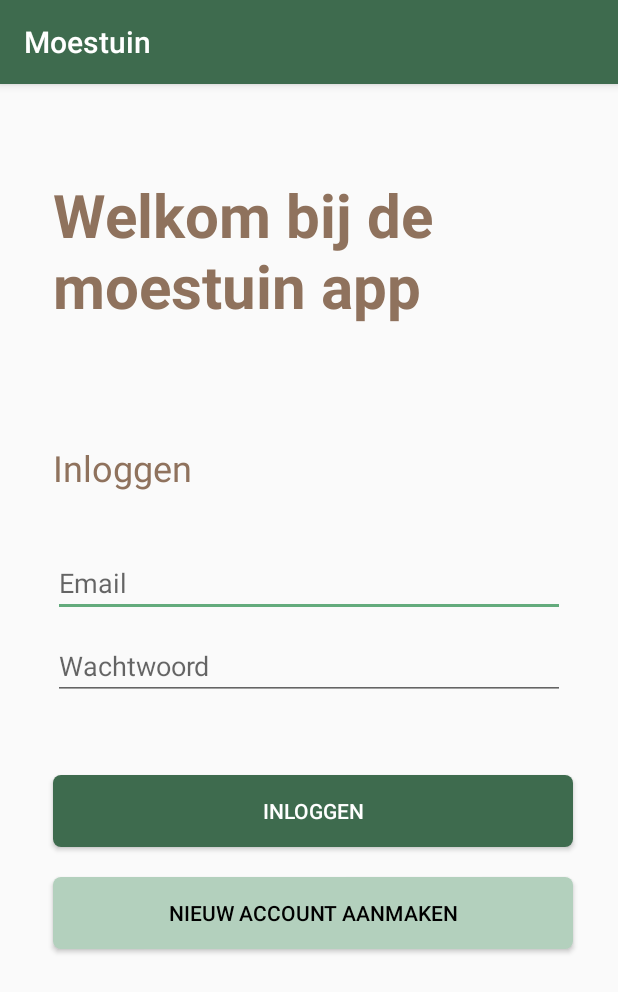
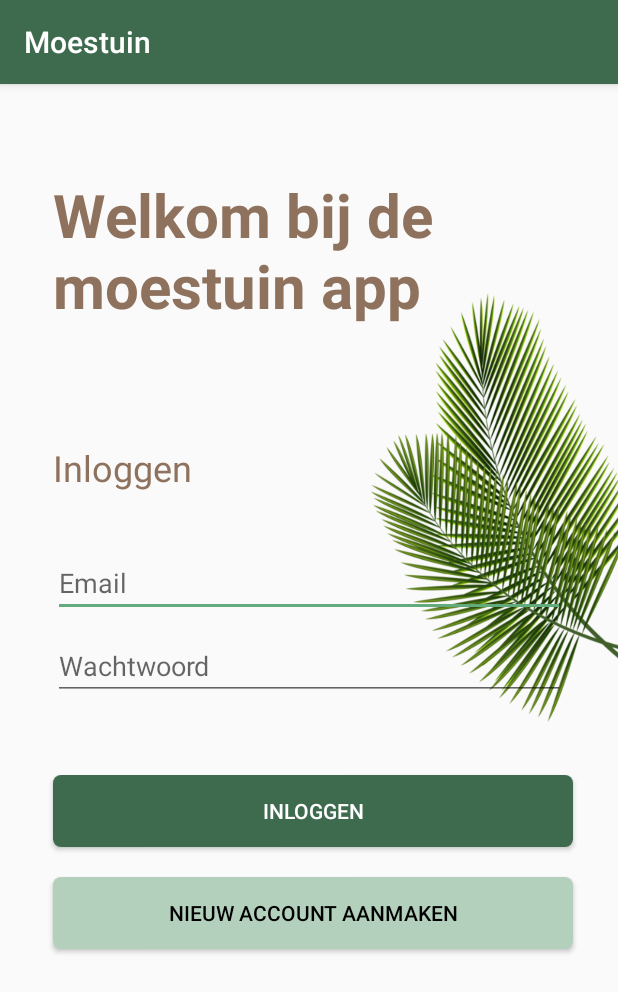
Before and after one commit to Lreneee/S1113718_S1114664_IIATIMD_app, an Android app: the screen it shows after launch (MainActivity), on a phone screen of 412 x 824 dp. Shown: the top 992 px of the screen. Run offline under Robolectric (Android 15) with nearby library versions, the phone set to English and light mode, and no system bars; our stand-ins replace Volley, navigation-ui.

Commit message:
Ben benieuwd wat jij ervan vind! Anders verwijderen hihi

```diff
--- a/app/src/main/res/layout/activity_login.xml
+++ b/app/src/main/res/layout/activity_login.xml
@@ -26,6 +26,25 @@
         android:text="@string/moestuin_login"
         android:textSize="40dp"
         />
+
+    <ImageView
+        android:layout_width="246dp"
+        android:layout_height="346dp"
+        android:layout_alignStart="@+id/userName"
+        android:layout_alignLeft="@+id/userName"
+        android:layout_alignTop="@+id/welkomMoestuin"
+        android:layout_alignEnd="@+id/userName"
+        android:layout_alignRight="@+id/userName"
+        android:layout_alignBottom="@+id/btnRegister"
+        android:layout_marginStart="210dp"
+        android:layout_marginLeft="210dp"
+        android:layout_marginTop="49dp"
+        android:layout_marginEnd="-115dp"
+        android:layout_marginRight="-115dp"
+        android:layout_marginBottom="121dp"
+        android:src="@drawable/blad">
+
+    </ImageView>
 
     <TextView
         android:id="@+id/InlogText"
```
Also changed, not shown: app/src/main/res/drawable/blad.png (added).
